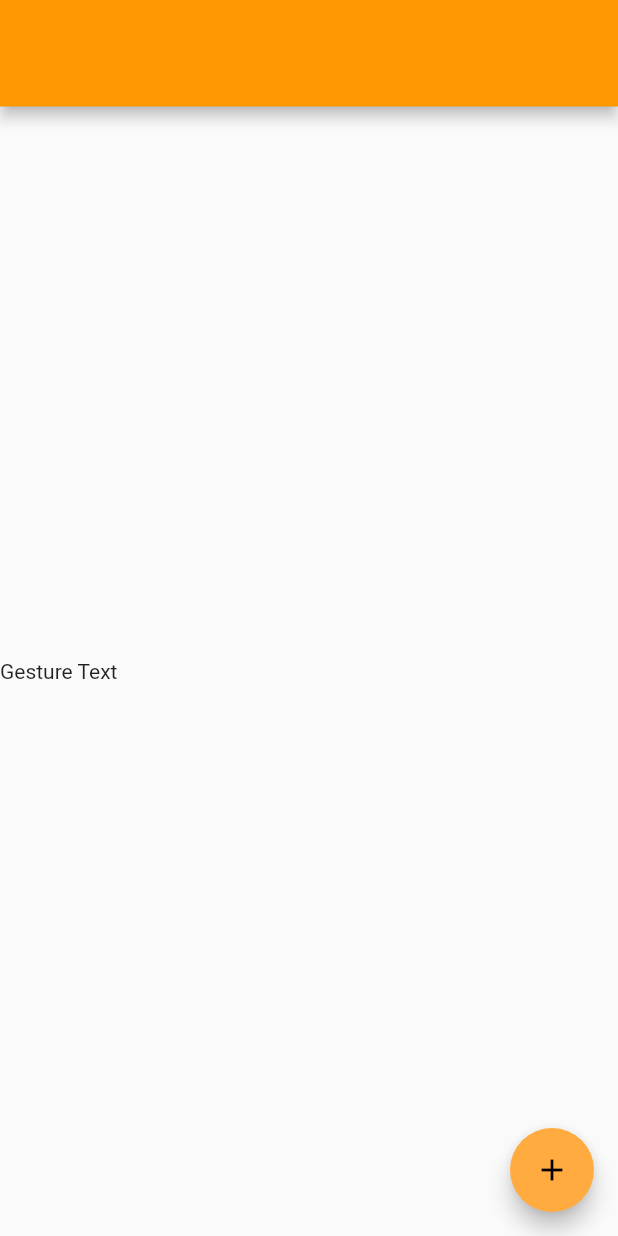
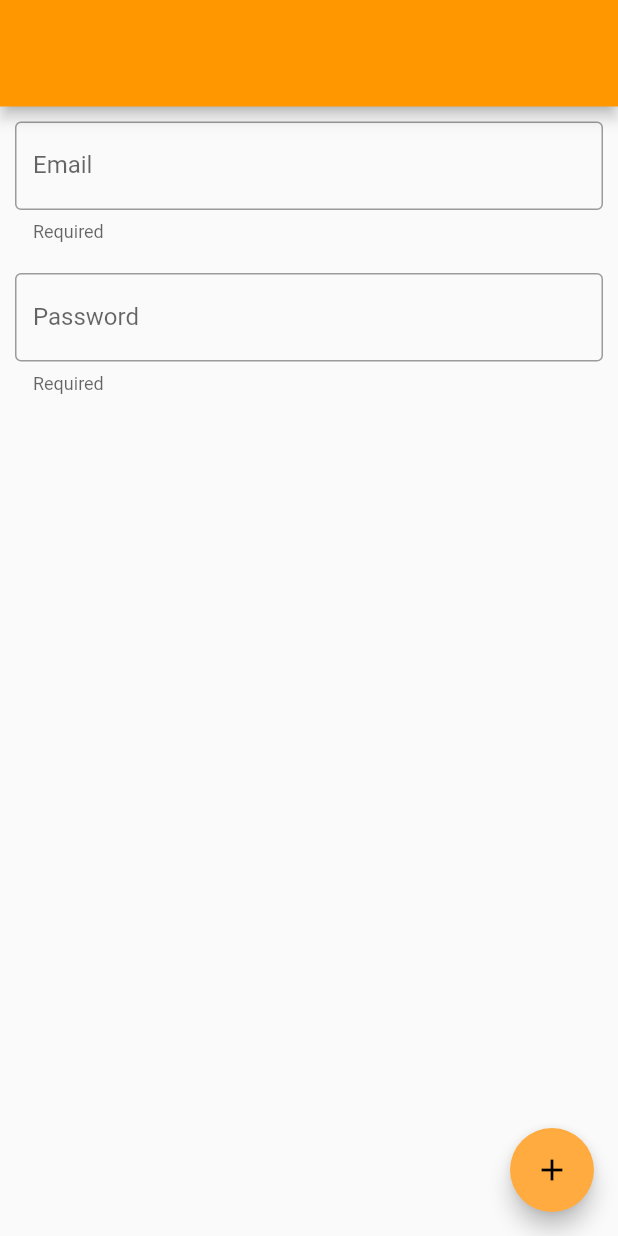
Before and after one commit to hustlebar/flutterwire, a Flutter app: the screen it shows after launch, on a phone screen of 412 x 824 dp. Run offline on Flutter 3.47's test engine with Material 2 defaults, Android fonts, the phone set to English and light mode, and no system bars.

Commit message:
login form is introduced

```diff
--- a/lib/weather/weather.dart
+++ b/lib/weather/weather.dart
@@ -4,15 +4,14 @@ import 'package:flutter/material.dart';
 //import 'widgets/weather_tab.dart';
 
 //import 'widgets/weather_list.dart';
-import 'widgets/weather_gesture.dart';
+//import 'widgets/weather_gesture.dart';
+import 'widgets/login.dart';
 
 class Weather extends StatelessWidget {
   @override
   Widget build(BuildContext context) {
-    return Row(
-      children: <Widget>[
-        WeatherGesture()
-      ],
+    return Center(
+      child: LoginForm(),
     );
   }
 }
--- /dev/null
+++ b/lib/weather/widgets/login.dart
@@ -0,0 +1,54 @@
+import 'package:flutter/material.dart';
+
+class LoginForm extends StatefulWidget {
+  @override
+  LoginFormState createState() => LoginFormState();
+}
+
+class LoginFormState extends State<LoginForm> {
+  final GlobalKey<FormState> _globalKey = new GlobalKey();
+
+  @override
+  Widget build(BuildContext context) {
+    return _build(context);
+  }
+
+  Widget _build(BuildContext context) {
+    return Form(
+      key: _globalKey,
+      child: Column(
+        children: <Widget>[
+          _emailField,
+          _passwordField
+        ],
+      ),
+    );
+  }
+
+  Widget get _passwordField {
+    return Padding(
+      padding: const EdgeInsets.all(10.0),
+      child: TextFormField(
+        decoration: InputDecoration(
+          border: OutlineInputBorder(),
+          helperText: 'Required',
+          labelText: 'Password',
+        ),
+        obscureText: true,
+      ),
+    );
+  }
+
+  Widget get _emailField {
+    return Padding(
+      padding: const EdgeInsets.all(10.0),
+      child: TextFormField(
+        decoration: InputDecoration(
+          border: OutlineInputBorder(),
+          helperText: 'Required',
+          labelText: 'Email'
+        ),
+      ),
+    );
+  }
+}
```
